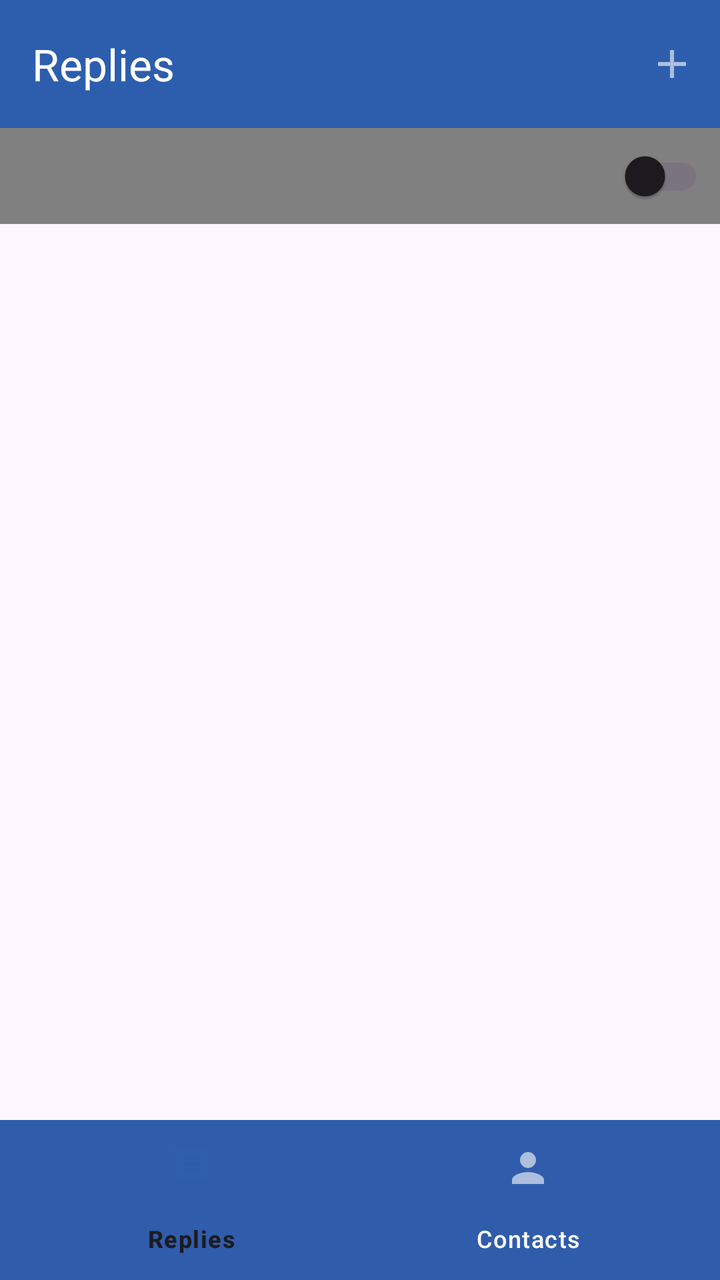
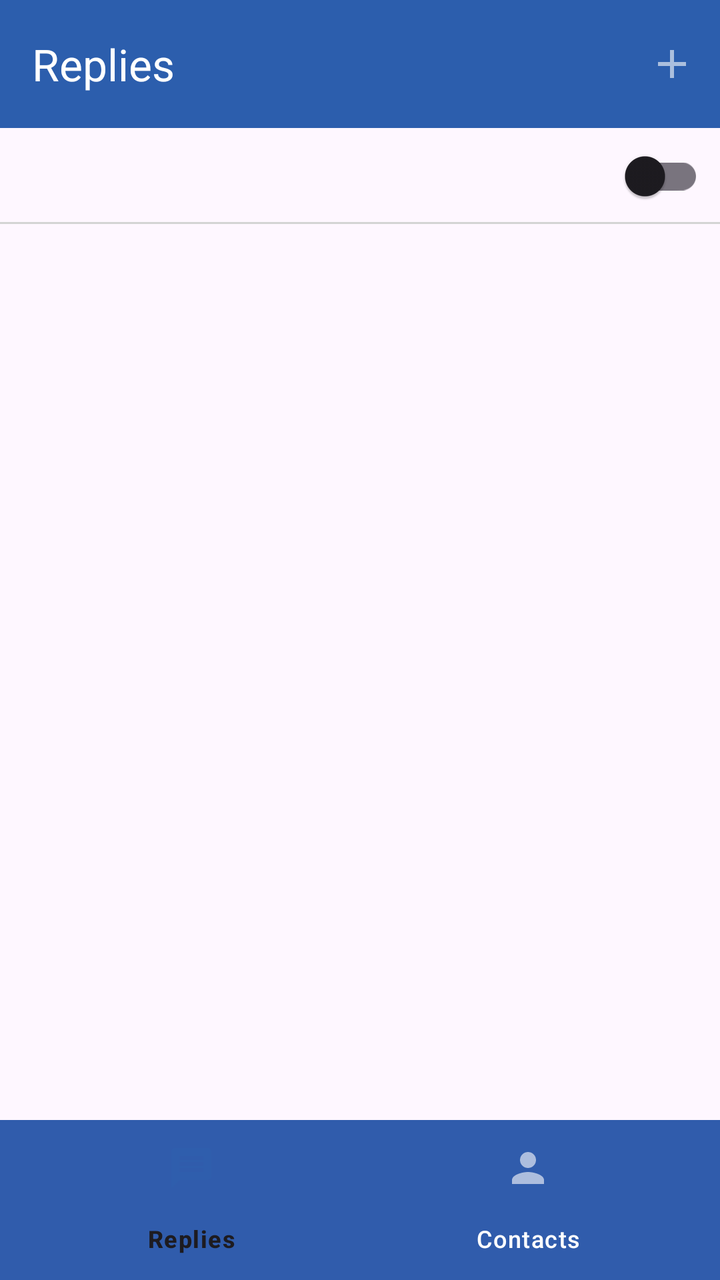

Screens rendered from an Android XML layout before and after an edit, with the pre-edit source and the edit as a unified diff.
<!-- AndroidManifest.xml: application theme Theme.CallSwitch -->
<!-- res/layout/fragment_replies.xml -->
<?xml version="1.0" encoding="utf-8"?>
<androidx.coordinatorlayout.widget.CoordinatorLayout xmlns:android="http://schemas.android.com/apk/res/android"
    xmlns:app="http://schemas.android.com/apk/res-auto"
    xmlns:tools="http://schemas.android.com/tools"
    android:id="@+id/main_fragment"
    android:layout_width="match_parent"
    android:layout_height="match_parent"
    tools:context=".RepliesActivity">

    <include layout="@layout/component_replies_app_bar"/>

    <RelativeLayout

        android:layout_width="match_parent"
        app:layout_behavior="@string/appbar_scrolling_view_behavior"
        android:layout_height="match_parent">

        <FrameLayout

            android:id="@+id/toggle_all_frame_view"
            android:layout_width="match_parent"
            android:layout_height="wrap_content"
            android:background="@color/grey_8"
            >
            <com.google.android.material.switchmaterial.SwitchMaterial
                android:layout_gravity="end"
                android:id="@+id/toggle_all"
                android:layout_width="wrap_content"
                android:layout_height="wrap_content"
                android:layout_marginEnd="8dp"
                />
        </FrameLayout>
        <androidx.recyclerview.widget.RecyclerView
            android:layout_below="@id/toggle_all_frame_view"
            android:layout_width="match_parent"
            android:layout_height="match_parent"
            android:id="@+id/replies_recycler_view"
            android:layout_above="@id/bottom_nav_view"/>

        <include layout="@layout/component_bottom_nav_bar"
            android:id="@+id/bottom_nav_view"/>

    </RelativeLayout>


</androidx.coordinatorlayout.widget.CoordinatorLayout>
<!-- res/layout/component_replies_app_bar.xml (included above) -->
<?xml version="1.0" encoding="utf-8"?>
<com.google.android.material.appbar.AppBarLayout xmlns:android="http://schemas.android.com/apk/res/android"
    xmlns:app="http://schemas.android.com/apk/res-auto"
    android:id="@+id/toolbar_main"
    android:layout_width="match_parent"
    android:layout_height="wrap_content"
    android:fitsSystemWindows="true"
    app:liftOnScrollColor="@color/blue"
    app:liftOnScroll="true">

    <com.google.android.material.appbar.MaterialToolbar
        android:id="@+id/menu_toolbar"
        android:layout_width="match_parent"
        android:layout_height="wrap_content"
        android:minHeight="?attr/actionBarSize"
        app:menu="@menu/replies_menu"
        app:title="@string/replies_label"/>
</com.google.android.material.appbar.AppBarLayout>
<!-- res/layout/component_bottom_nav_bar.xml (included above) -->
<?xml version="1.0" encoding="utf-8"?>
<com.google.android.material.bottomnavigation.BottomNavigationView xmlns:android="http://schemas.android.com/apk/res/android"
    android:layout_width="match_parent"
    android:layout_height="wrap_content"
    android:fitsSystemWindows="true"
    android:id="@+id/bottom_nav_view"
    android:layout_alignParentBottom="true"
    xmlns:app="http://schemas.android.com/apk/res-auto"
    app:menu="@menu/bottom_navigation_menu" />
<!-- resources referenced by this layout -->
<resources>
  <color name="blue">#2C5EAD</color>
  <color name="grey_8">#808080</color>
  <string name="replies_label">Replies</string>
  <style name="Theme.CallSwitch" parent="Base.Theme.CallSwitch" />
  <style name="Base.Theme.CallSwitch" parent="Theme.Material3.DayNight.NoActionBar">
          
          
          <item name="colorSurface">@color/blue</item>
          <item name="toolbarStyle">@style/Widget.App.Toolbar</item>
          <item name="bottomNavigationStyle">@style/Widget.App.BottomNavigationView</item>
      </style>
  <style name="Widget.App.Toolbar" parent="Widget.Material3.Toolbar">
          <item name="materialThemeOverlay">@style/ThemeOverlay.App.Toolbar</item>
      </style>
  <style name="Widget.App.BottomNavigationView" parent="Widget.Material3.BottomNavigationView">
          <item name="materialThemeOverlay">@style/ThemeOverlay.App.BottomNavigationView</item>
      </style>
  <style name="ThemeOverlay.App.Toolbar" parent="">
          <item name="colorSurface">@color/blue</item>
          <item name="colorOnSurface">@color/blue</item>
          <item name="colorSurfaceContainer">@color/blue</item>
          <item name="colorOnSurfaceVariant">@color/white</item>
          <item name="titleTextColor">@color/white</item>
          <item name="iconTint">@color/white</item>
          <item name="textAppearanceTitleLarge">@style/TextAppearance.App.TitleLarge</item>
          <item name="textAppearanceTitleMedium">@style/TextAppearance.App.TitleMedium</item>
      </style>
  <style name="ThemeOverlay.App.BottomNavigationView" parent="">
          
          <item name="colorOnSurfaceVariant">@color/white</item>
          
          <item name="colorSurfaceContainer">@color/blue</item>
          
          <item name="colorSecondary">@color/blue</item>
          
          <item name="colorSecondaryContainer">@color/white</item>
          
          <item name="colorOnSecondaryContainer">@color/blue</item>
      </style>
  <color name="white">#FFFFFFFF</color>
  <style name="TextAppearance.App.TitleLarge" parent="TextAppearance.Material3.TitleLarge">
  
  
      </style>
  <style name="TextAppearance.App.TitleMedium" parent="TextAppearance.Material3.TitleMedium">
  
  
      </style>
</resources>

<!-- the commit's change to res/layout/fragment_replies.xml (unified diff, before → after) -->
@@ -16,12 +16,9 @@
         android:layout_height="match_parent">
 
         <FrameLayout
-
             android:id="@+id/toggle_all_frame_view"
             android:layout_width="match_parent"
-            android:layout_height="wrap_content"
-            android:background="@color/grey_8"
-            >
+            android:layout_height="wrap_content">
             <com.google.android.material.switchmaterial.SwitchMaterial
                 android:layout_gravity="end"
                 android:id="@+id/toggle_all"
@@ -29,8 +26,14 @@
                 android:layout_height="wrap_content"
                 android:layout_marginEnd="8dp"
                 />
+            <View
+                android:layout_gravity="bottom"
+                android:layout_width="match_parent"
+                android:layout_height="1dp"
+                android:background="@color/grey_3"/>
         </FrameLayout>
         <androidx.recyclerview.widget.RecyclerView
+            android:layout_marginTop="16dp"
             android:layout_below="@id/toggle_all_frame_view"
             android:layout_width="match_parent"
             android:layout_height="match_parent"
@@ -56,7 +59,7 @@
     app:liftOnScroll="true">
 
     <com.google.android.material.appbar.MaterialToolbar
-        android:id="@+id/menu_toolbar"
+        android:id="@+id/replies_toolbar"
         android:layout_width="match_parent"
         android:layout_height="wrap_content"
         android:minHeight="?attr/actionBarSize"
<!-- resource entries referenced after the edit -->
@@ -1,7 +1,7 @@
 <!-- resources referenced by this layout -->
 <resources>
   <color name="blue">#2C5EAD</color>
-  <color name="grey_8">#808080</color>
+  <color name="grey_3">#d4d4d4</color>
   <string name="replies_label">Replies</string>
   <style name="Theme.CallSwitch" parent="Base.Theme.CallSwitch" />
   <style name="Base.Theme.CallSwitch" parent="Theme.Material3.DayNight.NoActionBar">
